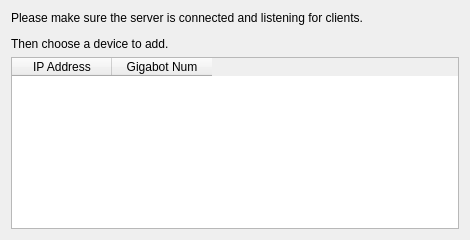
First picture: the form in addmachine.ui, repository re3Dprinting/touchscreen, before the edit.
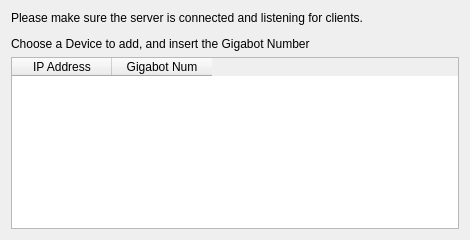
Second picture: the form after the edit.

Commit message: Update gigabotmodule from gigabot object

```diff
--- a/addmachine.ui
+++ b/addmachine.ui
@@ -29,7 +29,7 @@
    <item>
     <widget class="QLabel" name="Text">
      <property name="text">
-      <string>&lt;html&gt;&lt;head/&gt;&lt;body&gt;&lt;p&gt;Please make sure the server is connected and listening for clients.&lt;/p&gt;&lt;p&gt;Then choose a device to add.&lt;/p&gt;&lt;/body&gt;&lt;/html&gt;</string>
+      <string>&lt;html&gt;&lt;head/&gt;&lt;body&gt;&lt;p&gt;Please make sure the server is connected and listening for clients.&lt;/p&gt;&lt;p&gt;Choose a Device to add, and insert the Gigabot Number&lt;/p&gt;&lt;/body&gt;&lt;/html&gt;</string>
      </property>
     </widget>
    </item>
```
The commit also changes 3 other files.
